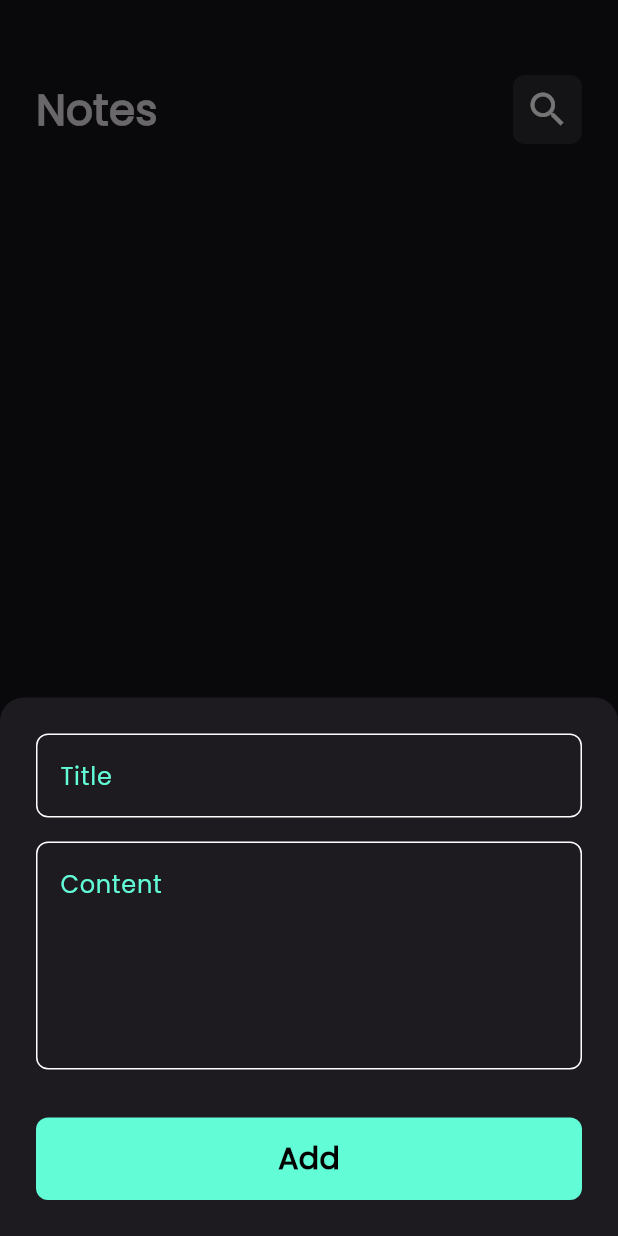
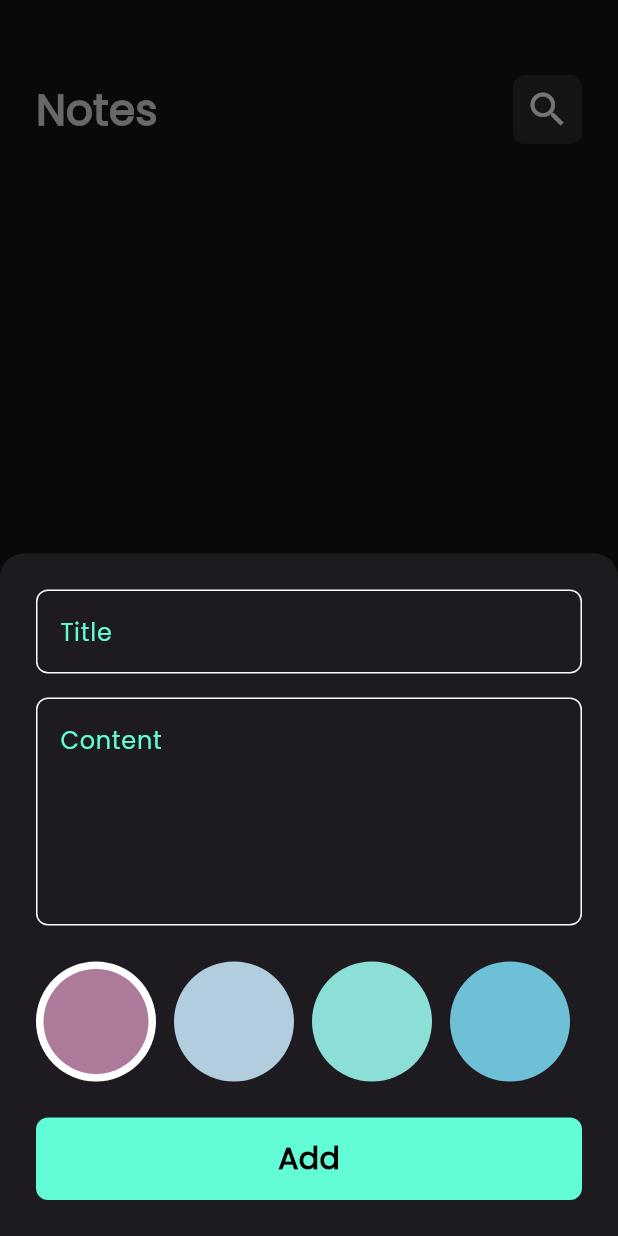
Before and after one commit to AbdalluhEssam/note_app, a Flutter app: the screen it shows after launch, after a tap on the "add" icon, on a phone screen of 412 x 824 dp. Run offline on Flutter 3.47's test engine with Material 3 defaults, Android fonts, the phone set to English and light mode, and no system bars; our stand-ins replace bloc, flutter_bloc, font_awesome_flutter, hive, hive_flutter; accounts and stored records are empty.

Commit message:
Complete Application

```diff
--- a/lib/constants.dart
+++ b/lib/constants.dart
@@ -2,3 +2,11 @@ import 'dart:ui';
 
 const kPrimaryColor = Color(0xff62FCD7);
 const kNotesBox = "notes_box";
+
+const List<Color> colors = [
+  Color(0xffAD7A99),
+  Color(0xffB2CEDE),
+  Color(0xff8CDFD6),
+  Color(0xff6DC0D5),
+  Color(0xff5A716A),
+];
--- a/lib/cubits/add_note_cubit/add_note_cubit.dart
+++ b/lib/cubits/add_note_cubit/add_note_cubit.dart
@@ -1,6 +1,7 @@
 import 'dart:developer';
 
 import 'package:bloc/bloc.dart';
+import 'package:flutter/material.dart';
 import 'package:hive_flutter/adapters.dart';
 import 'package:meta/meta.dart';
 import 'package:note_app/constants.dart';
@@ -11,7 +12,10 @@ part 'add_note_state.dart';
 class AddNoteCubit extends Cubit<AddNoteState> {
   AddNoteCubit() : super(AddNoteInitial());
 
+  Color color = const Color(0xffAD7A99);
+
   addNote(NoteModel note) async {
+    note.color = color.value;
     emit(AddNoteLoading());
     try {
       var notesBox = Hive.box<NoteModel>(kNotesBox);
--- a/lib/models/note_model.dart
+++ b/lib/models/note_model.dart
@@ -5,13 +5,13 @@ part 'note_model.g.dart';
 @HiveType(typeId: 0)
 class NoteModel extends HiveObject {
   @HiveField(0)
-  final String title;
+  String title;
   @HiveField(1)
-  final String subTitle;
+  String subTitle;
   @HiveField(2)
   final String date;
   @HiveField(3)
-  final int color;
+  int color;
 
   NoteModel({
     required this.title,
@@ -19,6 +19,4 @@ class NoteModel extends HiveObject {
     required this.date,
     required this.color,
   });
-
-
 }
--- a/lib/views/widgets/add_note_bottom_sheet.dart
+++ b/lib/views/widgets/add_note_bottom_sheet.dart
@@ -24,6 +24,11 @@ class AddNoteBottomSheet extends StatelessWidget {
             BlocProvider.of<NotesCubit>(context).fetchNotes();
 
             Navigator.pop(context);
+            ScaffoldMessenger.of(context).showSnackBar(
+              const SnackBar(
+                content: Text("Note added successfully"),
+              ),
+            );
           }
         },
         builder: (context, state) {
--- a/lib/views/widgets/add_note_form.dart
+++ b/lib/views/widgets/add_note_form.dart
@@ -1,8 +1,8 @@
 import 'package:flutter/material.dart';
 import 'package:flutter_bloc/flutter_bloc.dart';
 import 'package:note_app/cubits/add_note_cubit/add_note_cubit.dart';
-import 'package:note_app/cubits/notes_cubit/notes_cubit.dart';
 import 'package:note_app/views/widgets/custom_texty_field.dart';
+import 'package:note_app/views/widgets/list_view_color_item.dart';
 
 import '../../models/note_model.dart';
 import 'custom_button.dart';
@@ -46,7 +46,11 @@ class _AddNoteFormState extends State<AddNoteForm> {
             maxLines: 5,
           ),
           const SizedBox(
-            height: 32,
+            height: 24,
+          ),
+          const ColorItemListView(),
+          const SizedBox(
+            height: 24,
           ),
           BlocBuilder<AddNoteCubit, AddNoteState>(
             builder: (context, state) {
@@ -59,7 +63,7 @@ class _AddNoteFormState extends State<AddNoteForm> {
                       title: title!,
                       subTitle: subTitle!,
                       date: DateTime.now().toString(),
-                      color: Colors.blue.value,
+                      color: BlocProvider.of<AddNoteCubit>(context).color.value,
                     );
 
                     BlocProvider.of<AddNoteCubit>(context).addNote(note);
@@ -71,7 +75,6 @@ class _AddNoteFormState extends State<AddNoteForm> {
                 text: "Add",
                 isLoading: state is AddNoteLoading,
               );
-
             },
           ),
           const SizedBox(
--- a/lib/views/widgets/custom_app_bar.dart
+++ b/lib/views/widgets/custom_app_bar.dart
@@ -3,9 +3,10 @@ import 'package:flutter/material.dart';
 import 'custom_search_icon.dart';
 
 class CustomAppBar extends StatelessWidget {
-  const CustomAppBar({super.key, required this.title, required this.icon});
+  const CustomAppBar({super.key, required this.title, required this.icon, this.onPressed});
   final String title;
   final IconData icon;
+  final void Function()? onPressed;
 
   @override
   Widget build(BuildContext context) {
@@ -14,9 +15,9 @@ class CustomAppBar extends StatelessWidget {
       children: [
         Text(
           title,
-          style: TextStyle(fontSize: 28, fontWeight: FontWeight.bold),
+          style: const TextStyle(fontSize: 28, fontWeight: FontWeight.bold),
         ),
-        CustomSearchIcon(iconData: icon,),
+        CustomSearchIcon(iconData: icon,onPressed: onPressed,),
       ],
     );
   }
--- a/lib/views/widgets/custom_search_icon.dart
+++ b/lib/views/widgets/custom_search_icon.dart
@@ -1,8 +1,10 @@
 import 'package:flutter/material.dart';
 
 class CustomSearchIcon extends StatelessWidget {
-  const CustomSearchIcon({super.key, required this.iconData});
+  const CustomSearchIcon({super.key, required this.iconData, this.onPressed});
+
   final IconData iconData;
+  final void Function()? onPressed;
 
   @override
   Widget build(BuildContext context) {
@@ -14,8 +16,8 @@ class CustomSearchIcon extends StatelessWidget {
           borderRadius: BorderRadius.circular(8)),
       child: Center(
         child: IconButton(
-            onPressed: () {},
-            icon:  Icon(
+            onPressed: onPressed,
+            icon: Icon(
               iconData,
               size: 30,
               color: Colors.white,
--- a/lib/views/widgets/custom_texty_field.dart
+++ b/lib/views/widgets/custom_texty_field.dart
@@ -5,14 +5,20 @@ class CustomTextField extends StatelessWidget {
   final String hint;
   final int maxLines;
   final void Function(String?)? onSaved;
+  final void Function(String)? onChanged;
 
   const CustomTextField(
-      {super.key, required this.hint, this.maxLines = 1, this.onSaved});
+      {super.key,
+      required this.hint,
+      this.maxLines = 1,
+      this.onSaved,
+      this.onChanged});
 
   @override
   Widget build(BuildContext context) {
     return TextFormField(
       onSaved: onSaved,
+      onChanged: onChanged,
       validator: (value) {
         if (value?.isEmpty ?? true) {
           return 'Filed is required';
--- /dev/null
+++ b/lib/views/widgets/list_view_color_item.dart
@@ -0,0 +1,66 @@
+import 'package:flutter/material.dart';
+import 'package:flutter_bloc/flutter_bloc.dart';
+import 'package:note_app/cubits/add_note_cubit/add_note_cubit.dart';
+import 'package:note_app/models/note_model.dart';
+
+import '../../constants.dart';
+
+class ColorItemListView extends StatefulWidget {
+  const ColorItemListView({super.key});
+
+  @override
+  State<ColorItemListView> createState() => _ColorItemListViewState();
+}
+
+class _ColorItemListViewState extends State<ColorItemListView> {
+  int currentIndex = 0;
+
+  @override
+  Widget build(BuildContext context) {
+    return SizedBox(
+        height: 40 * 2,
+        child: ListView.separated(
+            clipBehavior: Clip.none,
+            scrollDirection: Axis.horizontal,
+            itemBuilder: (context, index) => GestureDetector(
+                  onTap: () {
+                    currentIndex = index;
+                    BlocProvider.of<AddNoteCubit>(context).color =
+                        colors[index];
+                    setState(() {});
+                  },
+                  child: ItemColor(
+                    color: colors[index],
+                    isActive: currentIndex == index,
+                  ),
+                ),
+            separatorBuilder: (context, index) => const SizedBox(
+                  width: 12,
+                ),
+            itemCount: colors.length));
+  }
+}
+
+class ItemColor extends StatelessWidget {
+  const ItemColor({super.key, required this.isActive, required this.color});
+
+  final bool isActive;
+  final Color color;
+
+  @override
+  Widget build(BuildContext context) {
+    return isActive
+        ? CircleAvatar(
+            backgroundColor: Colors.white,
+            radius: 40,
+            child: CircleAvatar(
+              radius: 35,
+              backgroundColor: isActive ? color : Colors.white,
+            ),
+          )
+        : CircleAvatar(
+            backgroundColor: color,
+            radius: 40,
+          );
+  }
+}
--- a/lib/views/widgets/note_item.dart
+++ b/lib/views/widgets/note_item.dart
@@ -20,7 +20,9 @@ class NoteItem extends StatelessWidget {
       onTap: () {
         Navigator.of(context).push(
           MaterialPageRoute(
-            builder: (context) => const EditNoteView(),
+            builder: (context) => EditNoteView(
+              noteModel: noteModel,
+            ),
           ),
         );
       },
```
Also changed, not shown: lib/views/edit_note_view.dart (+9 -3 lines), lib/views/widgets/edit_note_color_list_view.dart (added, +46 -0 lines), lib/views/widgets/edit_view_body.dart (+38 -18 lines).
